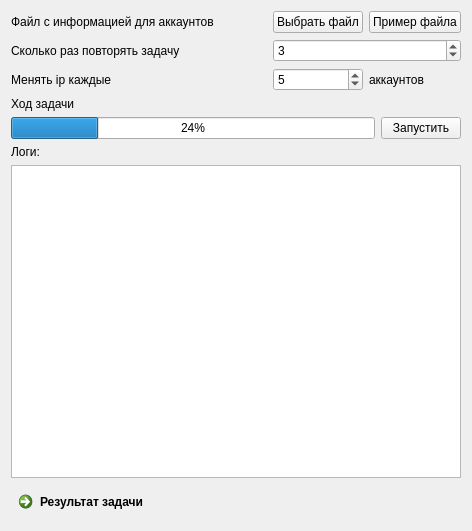
This is design/registration_account.ui in RedMe1on/AutoGuiBot_ as Qt 5 draws it before an edit. The edited form follows.
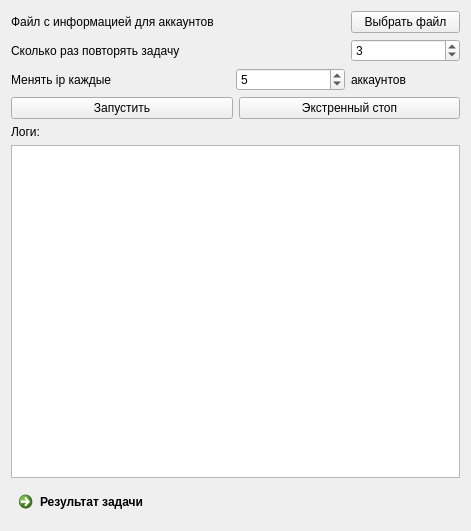
This is the edited form.

Patch:
```diff
--- a/design/registration_account.ui
+++ b/design/registration_account.ui
@@ -6,7 +6,7 @@
    <rect>
     <x>0</x>
     <y>0</y>
-    <width>472</width>
+    <width>471</width>
     <height>531</height>
    </rect>
   </property>
@@ -37,69 +37,38 @@
        </property>
       </widget>
      </item>
-     <item row="0" column="4">
-      <widget class="QPushButton" name="pushButton_3">
-       <property name="text">
-        <string>Пример файла</string>
-       </property>
-      </widget>
-     </item>
-     <item row="2" column="4">
-      <widget class="QLabel" name="label_6">
-       <property name="text">
-        <string>аккаунтов</string>
-       </property>
-      </widget>
-     </item>
-     <item row="2" column="3">
-      <widget class="QSpinBox" name="spinBox_2">
-       <property name="value">
-        <number>5</number>
-       </property>
-      </widget>
-     </item>
-     <item row="2" column="0" colspan="3">
-      <widget class="QLabel" name="label_5">
-       <property name="text">
-        <string>Менять ip каждые</string>
-       </property>
-      </widget>
-     </item>
-     <item row="1" column="3" colspan="2">
+     <item row="1" column="3">
       <widget class="QSpinBox" name="spinBox">
        <property name="value">
         <number>3</number>
        </property>
       </widget>
      </item>
+     <item row="2" column="0" colspan="2">
+      <widget class="QLabel" name="label_5">
+       <property name="text">
+        <string>Менять ip каждые</string>
+       </property>
+      </widget>
+     </item>
+     <item row="2" column="2">
+      <widget class="QSpinBox" name="spinBox_2">
+       <property name="value">
+        <number>5</number>
+       </property>
+      </widget>
+     </item>
+     <item row="2" column="3">
+      <widget class="QLabel" name="label_6">
+       <property name="text">
+        <string>аккаунтов</string>
+       </property>
+      </widget>
+     </item>
     </layout>
    </item>
    <item row="1" column="0">
     <layout class="QGridLayout" name="gridLayout">
-     <item row="0" column="0">
-      <widget class="QLabel" name="label">
-       <property name="text">
-        <string>Ход задачи</string>
-       </property>
-      </widget>
-     </item>
-     <item row="1" column="1">
-      <widget class="QPushButton" name="pushButton_2">
-       <property name="text">
-        <string>Запустить</string>
-       </property>
-      </widget>
-     </item>
-     <item row="1" column="0">
-      <widget class="QProgressBar" name="progressBar">
-       <property name="value">
-        <number>24</number>
-       </property>
-      </widget>
-     </item>
-     <item row="3" column="0" colspan="2">
-      <widget class="QTextBrowser" name="textBrowser"/>
-     </item>
      <item row="2" column="0">
       <widget class="QLabel" name="label_3">
        <property name="text">
@@ -107,6 +76,23 @@
        </property>
       </widget>
      </item>
+     <item row="3" column="0" colspan="2">
+      <widget class="QTextBrowser" name="textBrowser"/>
+     </item>
+     <item row="1" column="0">
+      <widget class="QPushButton" name="pushButton_2">
+       <property name="text">
+        <string>Запустить</string>
+       </property>
+      </widget>
+     </item>
+     <item row="1" column="1">
+      <widget class="QPushButton" name="pushButton_3">
+       <property name="text">
+        <string>Экстренный стоп</string>
+       </property>
+      </widget>
+     </item>
     </layout>
    </item>
    <item row="2" column="0">
```
